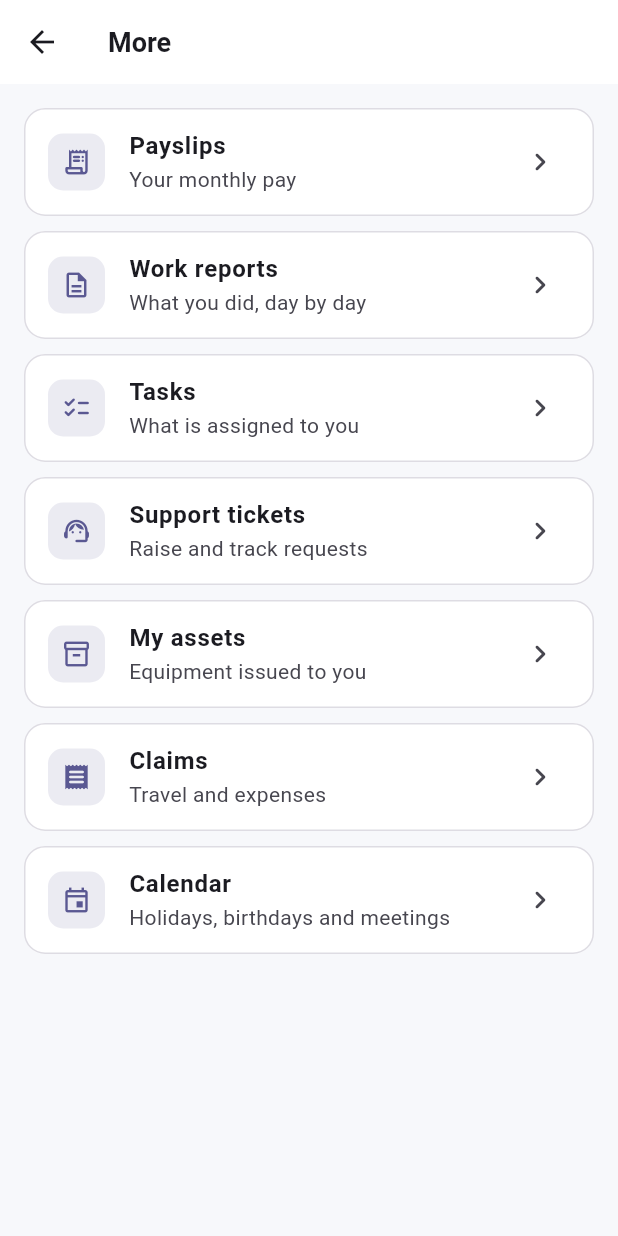
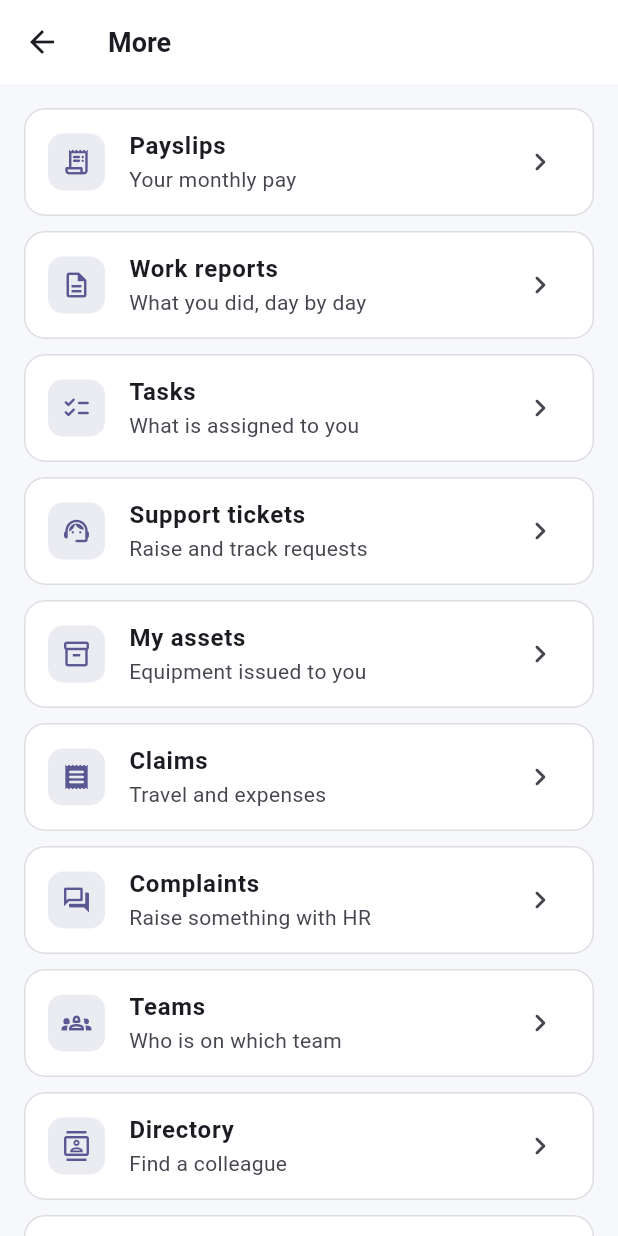
Before and after one commit to Sbt23s/My-EMP-Portal, a Flutter app: the MoreScreen screen opened directly, on a phone screen of 412 x 824 dp. Run offline on Flutter 3.47's test engine with Material 3 defaults, Android fonts, the phone set to English and light mode, and no system bars; drawn by our look-alikes of flutter_animate; our stand-ins replace dio, flutter_riverpod, flutter_secure_storage, shimmer; accounts and stored records are empty.

Commit message:
auto: sync 2026-08-14 18:51:48

```diff
--- a/flutter_app/lib/features/more/more_screen.dart
+++ b/flutter_app/lib/features/more/more_screen.dart
@@ -11,7 +11,11 @@ import '../../widgets/states.dart';
 import '../approvals/approvals_screen.dart';
 import 'calendar_screen.dart';
 import 'raise_ticket_sheet.dart';
+import 'complaints_screen.dart';
+import 'directory_screen.dart';
 import 'submit_claim_sheet.dart';
+import 'team_attendance_screen.dart';
+import 'teams_screen.dart';
 import 'work_reports_screen.dart';
 
 final payslipsProvider = FutureProvider.autoDispose<List<Payslip>>(
@@ -48,6 +52,12 @@ class MoreScreen extends ConsumerWidget {
      * simply has not been filtered yet — a hub with nothing in it needs to say
      * why, and it cannot do that from inside a children: [] literal.
      */
+    final user = ref.watch(currentUserProvider);
+    // Who may look at other people's attendance. The same permission the web
+    // sidebar uses for its Employee Attendance link — and the server checks it
+    // again, so a hidden row is a courtesy, never the control.
+    final canSeeTeam = user?.can('ATTENDANCE_TEAM') ?? false;
+
     final entries = <Widget>[
       // Only for someone who may actually decide. The server checks this as
       // well — hiding the row is a courtesy, not the control.
@@ -101,6 +111,35 @@ class MoreScreen extends ConsumerWidget {
           subtitle: 'Travel and expenses',
           onTap: () => _open(context, const ClaimsScreen()),
         ),
+      if (modules.has('ATTENDANCE') && canSeeTeam)
+        _Entry(
+          icon: Icons.groups_outlined,
+          title: 'Team attendance',
+          subtitle: 'Who was in, day by day',
+          onTap: () => _open(context, const TeamAttendanceScreen()),
+        ),
+      if (modules.has('HELPDESK'))
+        _Entry(
+          icon: Icons.forum_outlined,
+          title: 'Complaints',
+          subtitle: 'Raise something with HR',
+          onTap: () => _open(context, const ComplaintsScreen()),
+        ),
+      if (modules.has('TEAMS'))
+        _Entry(
+          icon: Icons.groups_2_outlined,
+          title: 'Teams',
+          subtitle: 'Who is on which team',
+          onTap: () => _open(context, const TeamsScreen()),
+        ),
+      // Not gated on a module: the web has no DIRECTORY module either, and
+      // knowing a colleague's extension is not a feature a company switches off.
+      _Entry(
+        icon: Icons.contacts_outlined,
+        title: 'Directory',
+        subtitle: 'Find a colleague',
+        onTap: () => _open(context, const DirectoryScreen()),
+      ),
       if (modules.has('CALENDAR'))
         _Entry(
           icon: Icons.event_outlined,
```
